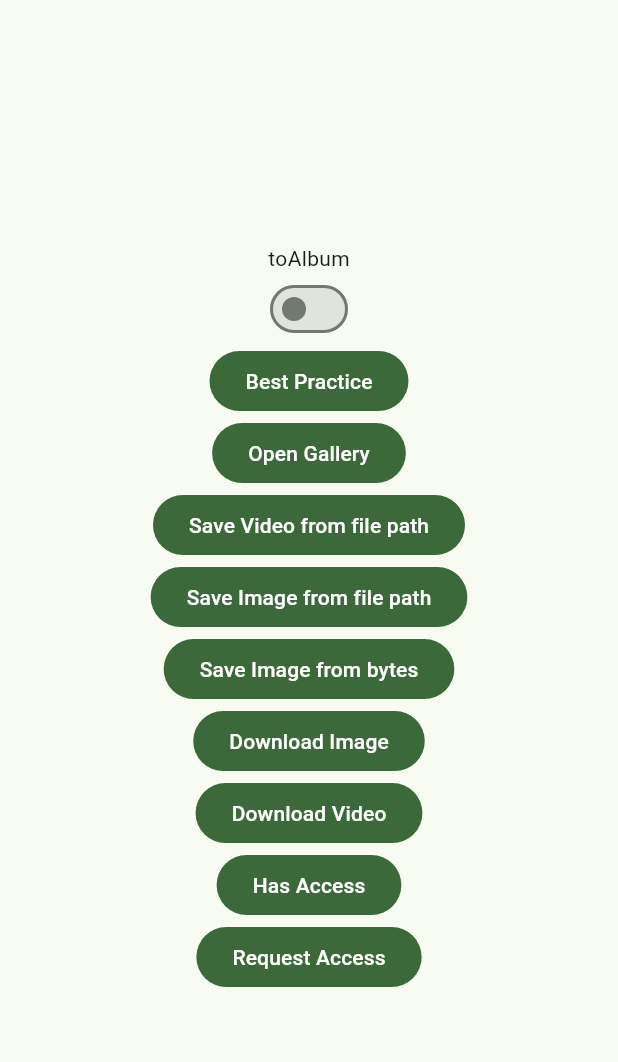
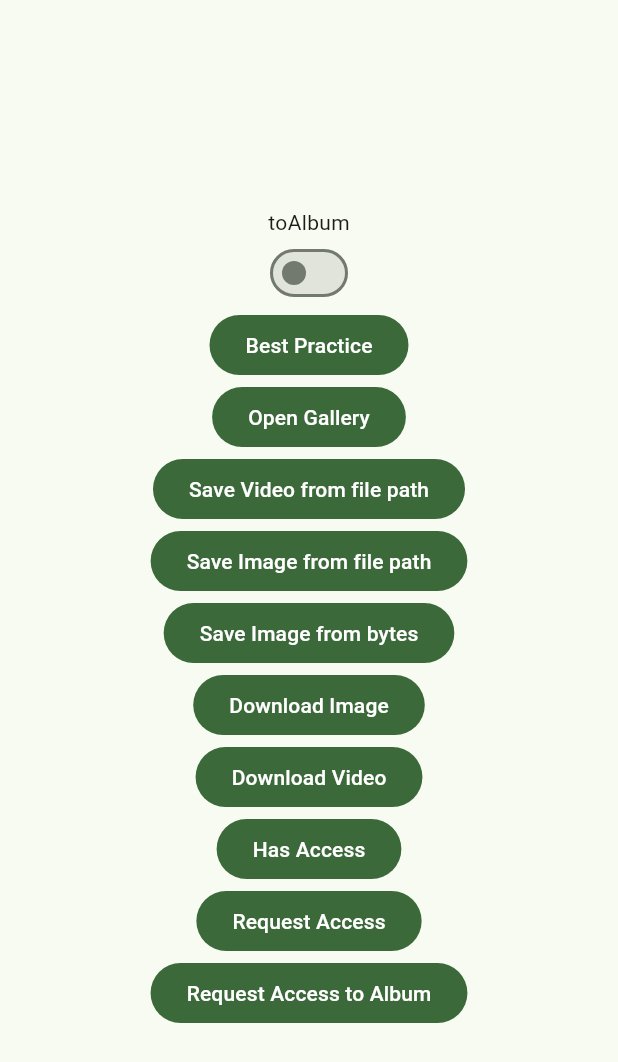
Before and after one commit to natsuk4ze/gal, a Flutter app: the screen it shows after launch, on a phone screen of 412 x 824 dp. Shown: the top 1062 px of the screen. Run offline on Flutter 3.47's test engine with Material 2 defaults, Android fonts, the phone set to English and light mode, and no system bars; our stand-ins replace dio, plugin_platform_interface.

Commit message:
Add button for XCTest

```diff
--- a/example/lib/main.dart
+++ b/example/lib/main.dart
@@ -143,6 +143,12 @@ class _AppState extends State<App> {
                     },
                     child: const Text('Request Access'),
                   ),
+
+                  // This is for XCTest.
+                  FilledButton(
+                    onPressed: () async => Gal.requestAccess(toAlbum: true),
+                    child: const Text('Request Access to Album'),
+                  ),
                 ],
               ),
             ),
```
